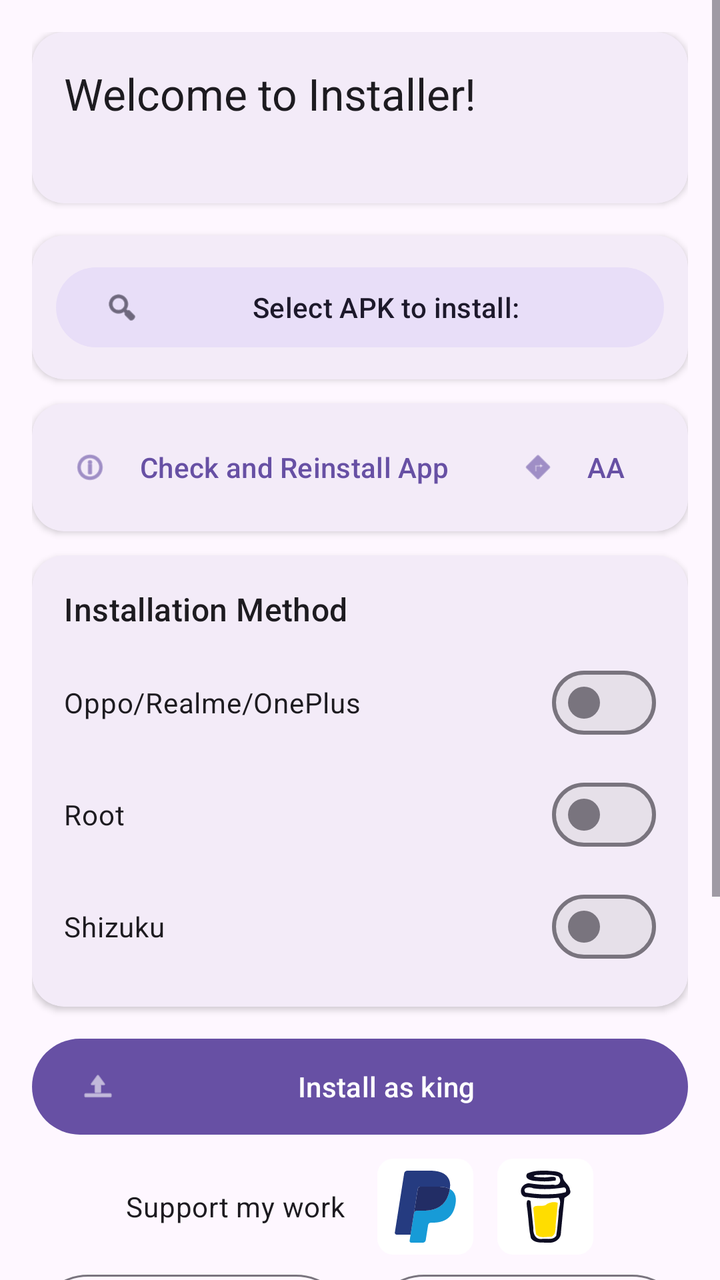
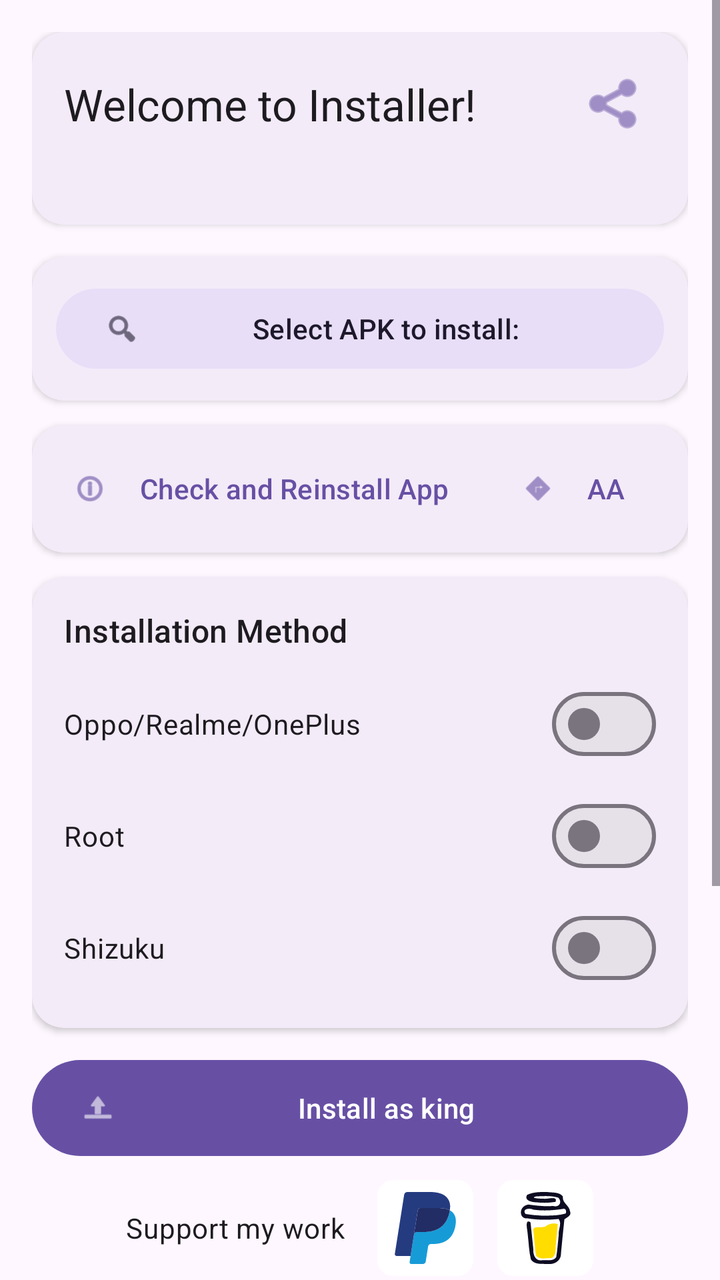

Before-and-after screenshots of an Android layout around one commit, followed by the original layout XML and the change that was made.
<!-- AndroidManifest.xml: application theme Theme.KingInstaller -->
<!-- res/layout/activity_main.xml -->
<?xml version="1.0" encoding="utf-8"?>
<androidx.constraintlayout.widget.ConstraintLayout xmlns:android="http://schemas.android.com/apk/res/android"
    xmlns:app="http://schemas.android.com/apk/res-auto"
    xmlns:tools="http://schemas.android.com/tools"
    android:id="@+id/main"
    android:layout_width="match_parent"
    android:layout_height="match_parent"
    tools:context=".MainActivity">

    <ScrollView
        android:layout_width="match_parent"
        android:layout_height="match_parent"
        android:clipToPadding="false"
        tools:context=".MainActivity">

        <LinearLayout
            android:layout_width="match_parent"
            android:layout_height="wrap_content"
            android:orientation="vertical"
            android:padding="16dp">

            <com.google.android.material.card.MaterialCardView
                android:layout_width="match_parent"
                android:layout_height="wrap_content"
                android:layout_marginBottom="16dp"
                app:cardCornerRadius="16dp"
                app:cardElevation="2dp"
                app:strokeWidth="0dp">

                <LinearLayout
                    android:layout_width="match_parent"
                    android:layout_height="wrap_content"
                    android:orientation="vertical"
                    android:padding="16dp">

                    <TextView
                        android:id="@+id/titleText"
                        android:layout_width="wrap_content"
                        android:layout_height="wrap_content"
                        android:text="@string/welcome_to_installer"
                        android:textAppearance="@style/TextAppearance.Material3.TitleLarge" />

                    <TextView
                        android:id="@+id/textViewError"
                        android:layout_width="match_parent"
                        android:layout_height="wrap_content"
                        android:layout_marginTop="8dp"
                        android:textAppearance="@style/TextAppearance.Material3.BodySmall"
                        android:textColor="?attr/colorError" />
                </LinearLayout>
            </com.google.android.material.card.MaterialCardView>

            <com.google.android.material.card.MaterialCardView
                android:layout_width="match_parent"
                android:layout_height="wrap_content"
                android:layout_marginBottom="12dp"
                app:cardCornerRadius="16dp"
                app:cardElevation="2dp"
                app:strokeWidth="0dp">

                <LinearLayout
                    android:layout_width="match_parent"
                    android:layout_height="wrap_content"
                    android:orientation="vertical"
                    android:padding="12dp">

                    <Button
                        android:id="@+id/selectButton"
                        style="@style/Widget.Material3.Button.TonalButton"
                        android:layout_width="match_parent"
                        android:layout_height="wrap_content"
                        android:text="@string/select_apk_to_install"
                        app:icon="@android:drawable/ic_menu_search" />

                    <TextView
                        android:id="@+id/selectedFileText"
                        android:layout_width="match_parent"
                        android:layout_height="wrap_content"
                        android:layout_marginTop="4dp"
                        android:gravity="center"
                        android:textAppearance="@style/TextAppearance.Material3.BodySmall"
                        android:textColor="?attr/colorPrimary"
                        android:visibility="gone" />
                </LinearLayout>
            </com.google.android.material.card.MaterialCardView>

            <com.google.android.material.card.MaterialCardView
                android:layout_width="match_parent"
                android:layout_height="wrap_content"
                android:layout_marginBottom="12dp"
                app:cardCornerRadius="16dp"
                app:cardElevation="2dp"
                app:strokeWidth="0dp">

                <LinearLayout
                    android:layout_width="match_parent"
                    android:layout_height="wrap_content"
                    android:orientation="horizontal"
                    android:padding="8dp">

                    <Button
                        android:id="@+id/checkInstallerButton"
                        style="@style/Widget.Material3.Button.TextButton"
                        android:layout_width="0dp"
                        android:layout_height="wrap_content"
                        android:layout_weight="1"
                        android:text="@string/check_app_installer"
                        app:icon="@android:drawable/ic_menu_info_details" />

                    <Button
                        android:id="@+id/openAndroidAutoButton"
                        style="@style/Widget.Material3.Button.TextButton"
                        android:layout_width="wrap_content"
                        android:layout_height="wrap_content"
                        android:text="@string/open_android_auto_short"
                        app:icon="@android:drawable/ic_menu_directions" />
                </LinearLayout>
            </com.google.android.material.card.MaterialCardView>

            <com.google.android.material.card.MaterialCardView
                android:layout_width="match_parent"
                android:layout_height="wrap_content"
                android:layout_marginBottom="8dp"
                app:cardCornerRadius="16dp"
                app:cardElevation="2dp"
                app:strokeWidth="0dp">

                <LinearLayout
                    android:layout_width="match_parent"
                    android:layout_height="wrap_content"
                    android:orientation="vertical"
                    android:padding="16dp">

                    <TextView
                        android:layout_width="wrap_content"
                        android:layout_height="wrap_content"
                        android:layout_marginBottom="12dp"
                        android:text="@string/installation_method"
                        android:textAppearance="@style/TextAppearance.Material3.TitleMedium" />

                    <com.google.android.material.materialswitch.MaterialSwitch
                        android:id="@+id/switchOppo"
                        android:layout_width="match_parent"
                        android:layout_height="wrap_content"
                        android:text="@string/oppo_trick" />

                    <com.google.android.material.materialswitch.MaterialSwitch
                        android:id="@+id/switchRoot"
                        android:layout_width="match_parent"
                        android:layout_height="wrap_content"
                        android:layout_marginTop="8dp"
                        android:text="@string/root_trick" />

                    <com.google.android.material.materialswitch.MaterialSwitch
                        android:id="@+id/switchShizuku"
                        android:layout_width="match_parent"
                        android:layout_height="wrap_content"
                        android:layout_marginTop="8dp"
                        android:text="@string/shizuku_trick" />
                </LinearLayout>
            </com.google.android.material.card.MaterialCardView>

            <Button
                android:id="@+id/installButton"
                style="@style/Widget.Material3.Button"
                android:layout_width="match_parent"
                android:layout_height="wrap_content"
                android:layout_marginTop="4dp"
                android:layout_marginBottom="0dp"
                android:minHeight="56dp"
                android:text="@string/install_as_king"
                app:icon="@android:drawable/ic_menu_upload" />

            <LinearLayout
                android:layout_width="match_parent"
                android:layout_height="wrap_content"
                android:orientation="horizontal"
                android:gravity="center"
                android:padding="4dp"
                android:layout_marginTop="4dp"
                android:layout_marginBottom="2dp">

                <TextView
                    android:layout_width="wrap_content"
                    android:layout_height="wrap_content"
                    android:text="@string/support_my_work"
                    android:textAppearance="@style/TextAppearance.Material3.BodyMedium"
                    android:layout_marginEnd="16dp" />

                <ImageButton
                    android:id="@+id/donatePayPalButton"
                    android:layout_width="48dp"
                    android:layout_height="48dp"
                    android:layout_marginEnd="12dp"
                    android:background="@drawable/bg_white_rounded"
                    android:contentDescription="@string/donate_paypal"
                    android:src="@drawable/ic_paypal"
                    android:scaleType="fitCenter"
                    android:padding="6dp" />

                <ImageButton
                    android:id="@+id/donateCoffeeButton"
                    android:layout_width="48dp"
                    android:layout_height="48dp"
                    android:background="@drawable/bg_white_rounded"
                    android:contentDescription="@string/donate_buymeacoffee"
                    android:src="@drawable/ic_buymeacoffee"
                    android:scaleType="fitCenter"
                    android:padding="6dp" />
            </LinearLayout>

            <LinearLayout
                android:layout_width="match_parent"
                android:layout_height="wrap_content"
                android:orientation="horizontal"
                android:gravity="center_vertical"
                android:weightSum="2">

                <Button
                    android:id="@+id/resetButton"
                    style="@style/Widget.Material3.Button.OutlinedButton"
                    android:layout_width="0dp"
                    android:layout_height="wrap_content"
                    android:layout_marginEnd="4dp"
                    android:layout_weight="1"
                    android:minHeight="64dp"
                    android:text="@string/reset_default" />

                <Button
                    android:id="@+id/reinstallGoogleButton"
                    style="@style/Widget.Material3.Button.OutlinedButton"
                    android:layout_width="0dp"
                    android:layout_height="wrap_content"
                    android:layout_marginStart="4dp"
                    android:layout_weight="1"
                    android:minHeight="64dp"
                    android:text="@string/reinstall_google_installer" />
            </LinearLayout>

            <TextView
                android:layout_width="match_parent"
                android:layout_height="wrap_content"
                android:layout_marginTop="8dp"
                android:text="@string/reset_default_description"
                android:textAppearance="@style/TextAppearance.Material3.BodySmall" />

        </LinearLayout>
    </ScrollView>

</androidx.constraintlayout.widget.ConstraintLayout>
<!-- resources referenced by this layout -->
<resources>
  <!-- drawable bg_white_rounded (drawable) -->
  <?xml version="1.0" encoding="utf-8"?>
  <ripple xmlns:android="http://schemas.android.com/apk/res/android"
      android:color="?attr/colorControlHighlight">
      <item>
          <shape android:shape="rectangle">
              <solid android:color="@android:color/white" />
              <corners android:radius="8dp" />
          </shape>
      </item>
  </ripple>
  <!-- drawable ic_buymeacoffee: vector/xml drawable (drawable, 2305 chars, omitted) -->
  <!-- drawable ic_paypal (drawable) -->
  <vector xmlns:android="http://schemas.android.com/apk/res/android"
      android:width="50dp"
      android:height="50dp"
      android:viewportWidth="512"
      android:viewportHeight="512">
  
      <path
          android:fillColor="#179BD7"
          android:pathData="M430.1,130.1c-0.5,3 -1,6.1 -1.6,9.3c-21,107.8 -92.8,145 -184.5,145h-46.7c-11.2,0 -20.7,8.1 -22.4,19.2L151,455.2l-6.8,43c-1.1,7.3 4.5,13.8 11.8,13.8h82.8c9.8,0 18.1,-7.1 19.7,-16.8l0.8,-4.2 15.6,-98.9 1,-5.4c1.5,-9.7 9.9,-16.8 19.7,-16.8H308c80.2,0 143,-32.6 161.4,-126.8 7.7,-39.4 3.7,-72.3 -16.6,-95.4 -6.2,-7.1 -13.8,-12.9 -22.7,-17.6" />
  
      <path
          android:fillColor="#222D65"
          android:pathData="M408.1,121.3c-3.2,-0.9 -6.5,-1.8 -9.9,-2.5s-6.9,-1.4 -10.5,-2c-12.6,-2 -26.4,-3 -41.2,-3H221.8c-3.1,0 -6,0.7 -8.6,2c-5.8,2.8 -10,8.2 -11.1,14.9l-26.5,168.1 -0.8,4.9c1.7,-11.1 11.2,-19.2 22.4,-19.2H244c91.7,0 163.5,-37.2 184.5,-145 0.6,-3.2 1.2,-6.3 1.6,-9.3 -5.3,-2.8 -11.1,-5.2 -17.3,-7.3 -1.5,-0.6 -3.1,-1.1 -4.7,-1.6" />
  
      <path
          android:fillColor="#253B80"
          android:pathData="M202.1,130.6c1,-6.7 5.3,-12.1 11.1,-14.9 2.6,-1.3 5.5,-2 8.6,-2h124.7c14.8,0 28.6,1 41.2,3 3.6,0.6 7.1,1.2 10.5,2s6.7,1.6 9.9,2.5c1.6,0.5 3.2,1 4.7,1.5 6.2,2.1 11.9,4.5 17.3,7.3 6.2,-39.8 -0.1,-66.9 -21.6,-91.5C384.8,11.6 341.9,0 287.1,0H128c-11.2,0 -20.8,8.1 -22.5,19.2L39.2,439.4c-1.3,8.3 5.1,15.8 13.5,15.8H151l24.7,-156.5z" />
  
  </vector>
  <string name="check_app_installer">Check and Reinstall App</string>
  <string name="donate_buymeacoffee">Buy Me a Coffee</string>
  <string name="donate_paypal">PayPal</string>
  <string name="install_as_king">Install as king</string>
  <string name="installation_method">Installation Method</string>
  <string name="open_android_auto_short">AA</string>
  <string name="oppo_trick">Oppo/Realme/OnePlus</string>
  <string name="reinstall_google_installer">Reinstall Google Installer</string>
  <string name="reset_default">Reset Default</string>
  <string name="reset_default_description">Use \"Reset Default\" button to open default Google PackageInstaller\nif you wrongly set as default and popup won\'t show anymore.\n\nAfter touch \"Reset Default\" button,\nsearch for \"Clear Default Preference\" PS.\n\nIf the button gives an error,\nit is because your phone use a different PackageInstaller\nand so you need to manually search on your phone setting.</string>
  <string name="root_trick">Root</string>
  <string name="select_apk_to_install">Select APK to install:</string>
  <string name="shizuku_trick">Shizuku</string>
  <string name="support_my_work">Support my work</string>
  <string name="welcome_to_installer">Welcome to Installer!</string>
  <style name="Theme.KingInstaller" parent="Theme.Material3.DayNight">
          
      </style>
</resources>

<!-- the commit's change to res/layout/activity_main.xml (unified diff, before → after) -->
@@ -33,12 +33,29 @@
                     android:orientation="vertical"
                     android:padding="16dp">
 
-                    <TextView
-                        android:id="@+id/titleText"
-                        android:layout_width="wrap_content"
-                        android:layout_height="wrap_content"
-                        android:text="@string/welcome_to_installer"
-                        android:textAppearance="@style/TextAppearance.Material3.TitleLarge" />
+                    <LinearLayout
+                        android:layout_width="match_parent"
+                        android:layout_height="wrap_content"
+                        android:orientation="horizontal"
+                        android:gravity="center_vertical">
+
+                        <TextView
+                            android:id="@+id/titleText"
+                            android:layout_width="0dp"
+                            android:layout_height="wrap_content"
+                            android:layout_weight="1"
+                            android:text="@string/welcome_to_installer"
+                            android:textAppearance="@style/TextAppearance.Material3.TitleLarge" />
+
+                        <ImageButton
+                            android:id="@+id/shareLogButton"
+                            android:layout_width="40dp"
+                            android:layout_height="40dp"
+                            android:background="?attr/selectableItemBackgroundBorderless"
+                            android:contentDescription="@string/share_log_chooser"
+                            android:src="@android:drawable/ic_menu_share"
+                            android:tint="?attr/colorPrimary" />
+                    </LinearLayout>
 
                     <TextView
                         android:id="@+id/textViewError"
<!-- resource entries referenced after the edit -->
@@ -44,6 +44,7 @@
   <string name="reset_default_description">Use \"Reset Default\" button to open default Google PackageInstaller\nif you wrongly set as default and popup won\'t show anymore.\n\nAfter touch \"Reset Default\" button,\nsearch for \"Clear Default Preference\" PS.\n\nIf the button gives an error,\nit is because your phone use a different PackageInstaller\nand so you need to manually search on your phone setting.</string>
   <string name="root_trick">Root</string>
   <string name="select_apk_to_install">Select APK to install:</string>
+  <string name="share_log_chooser">Share KingInstaller log</string>
   <string name="shizuku_trick">Shizuku</string>
   <string name="support_my_work">Support my work</string>
   <string name="welcome_to_installer">Welcome to Installer!</string>
